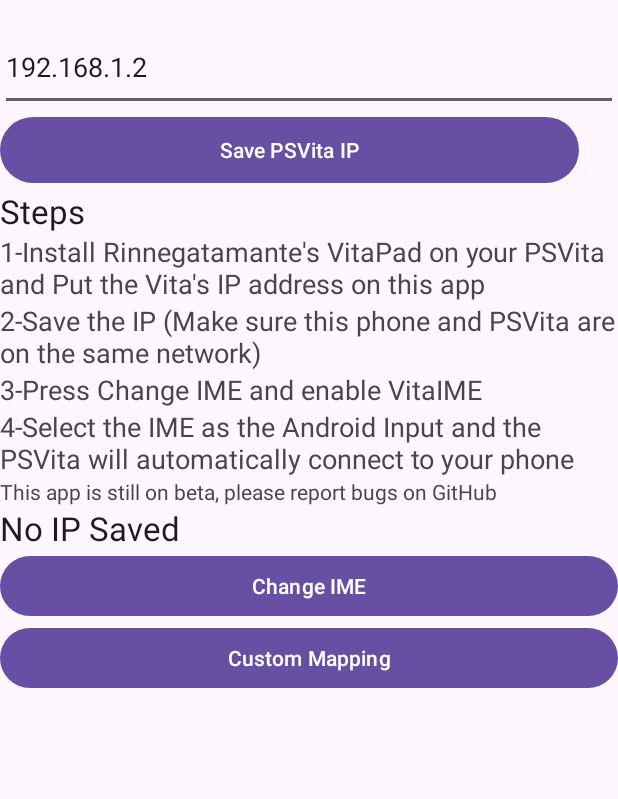
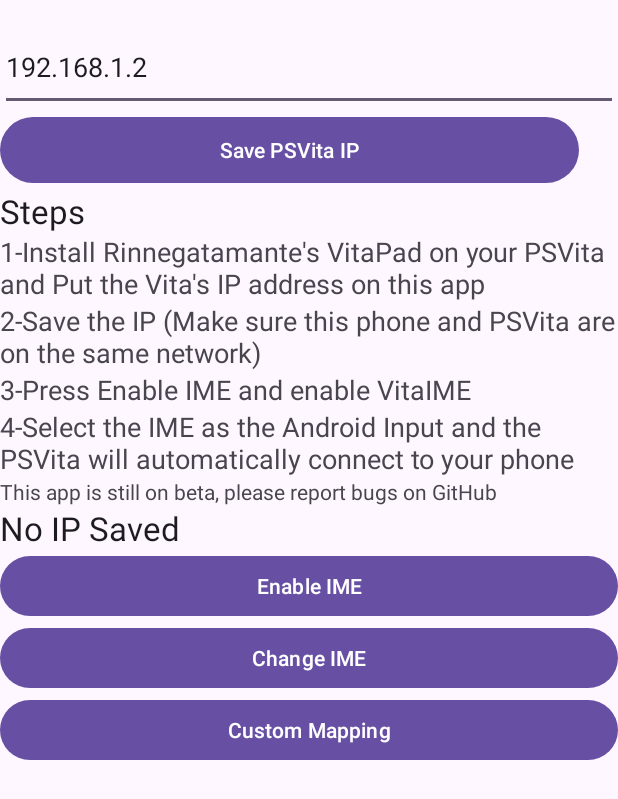
Before and after one commit to SonryP/VitaMote, an Android app: the screen it shows after launch (MainActivity), on a phone screen of 412 x 824 dp. Shown: the top 799 px of the screen. Run offline under Robolectric (Android 15) with nearby library versions, the phone set to English and light mode, and no system bars.

Commit message:
Enable IME
Button for enable the IME

```diff
--- a/VitaMote/app/src/main/java/cl/sonry/vitamote/MainActivity.java
+++ b/VitaMote/app/src/main/java/cl/sonry/vitamote/MainActivity.java
@@ -26,6 +26,7 @@
         setContentView(R.layout.activity_main);
 
         Button sveBtn = findViewById(R.id.save_button);
+        Button btnEnime = findViewById(R.id.btnEnime);
         Button btnIme = findViewById(R.id.btnIME);
         Button btnMap = findViewById(R.id.btnMap);
         EditText ipInput = findViewById(R.id.ip_input);
@@ -37,6 +38,13 @@
             public void onClick(View v) {
                 saveFile(ipInput.getText().toString(), MainActivity.this);
                 ipText.setText(readFile(MainActivity.this));
+            }
+        });
+
+        btnEnime.setOnClickListener(new View.OnClickListener() {
+            @Override
+            public void onClick(View v) {
+                enableIme(MainActivity.this);
             }
         });
 
--- a/VitaMote/app/src/main/java/cl/sonry/vitamote/VitaIME.java
+++ b/VitaMote/app/src/main/java/cl/sonry/vitamote/VitaIME.java
@@ -82,7 +82,7 @@
              InputStream in = clientSocket.getInputStream()) {
 
             while (timer) {
-                Thread.sleep(100);
+                Thread.sleep(80);
                 out.write("request".getBytes());
                 out.flush();
 
--- a/VitaMote/app/src/main/res/layout/activity_main.xml
+++ b/VitaMote/app/src/main/res/layout/activity_main.xml
@@ -76,15 +76,24 @@
             android:layout_width="match_parent"
             android:layout_height="wrap_content"
             android:id="@+id/ip_text" />
+
         <Button
-            android:text="@string/change_ime_button"
+            android:id="@+id/btnEnime"
             android:layout_width="match_parent"
             android:layout_height="wrap_content"
-            android:id="@+id/btnIME" />
+            android:text="@string/enable_ime_button" />
+
+        <Button
+            android:id="@+id/btnIME"
+            android:layout_width="match_parent"
+            android:layout_height="wrap_content"
+            android:text="@string/change_ime_button" />
+
         <Button
             android:text="@string/custom_mapping_button"
             android:layout_width="match_parent"
             android:layout_height="wrap_content"
             android:id="@+id/btnMap" />
+
     </LinearLayout>
 </androidx.constraintlayout.widget.ConstraintLayout>
--- a/VitaMote/app/src/main/res/values/strings.xml
+++ b/VitaMote/app/src/main/res/values/strings.xml
@@ -5,10 +5,11 @@
     <string name="steps_title">Steps</string>
     <string name="step_one">1-Install Rinnegatamante\'s VitaPad on your PSVita and Put the Vita\'s IP address on this app</string>
     <string name="step_two">2-Save the IP (Make sure this phone and PSVita are on the same network)</string>
-    <string name="step_three">3-Press Change IME and enable VitaIME</string>
+    <string name="step_three">3-Press Enable IME and enable VitaIME</string>
     <string name="step_four">4-Select the IME as the Android Input and the PSVita will automatically connect to your phone</string>
     <string name="disclaimer">This app is still on beta, please report bugs on GitHub</string>
     <string name="no_ip">No IP Saved</string>
+    <string name="enable_ime_button">Enable IME</string>
     <string name="change_ime_button">Change IME</string>
     <string name="custom_mapping_button">Custom Mapping</string>
     <string name="q">Q</string>
```
Also changed, not shown: VitaMote/app/src/main/java/cl/sonry/vitamote/common/Utils.java (+9 -0 lines).
